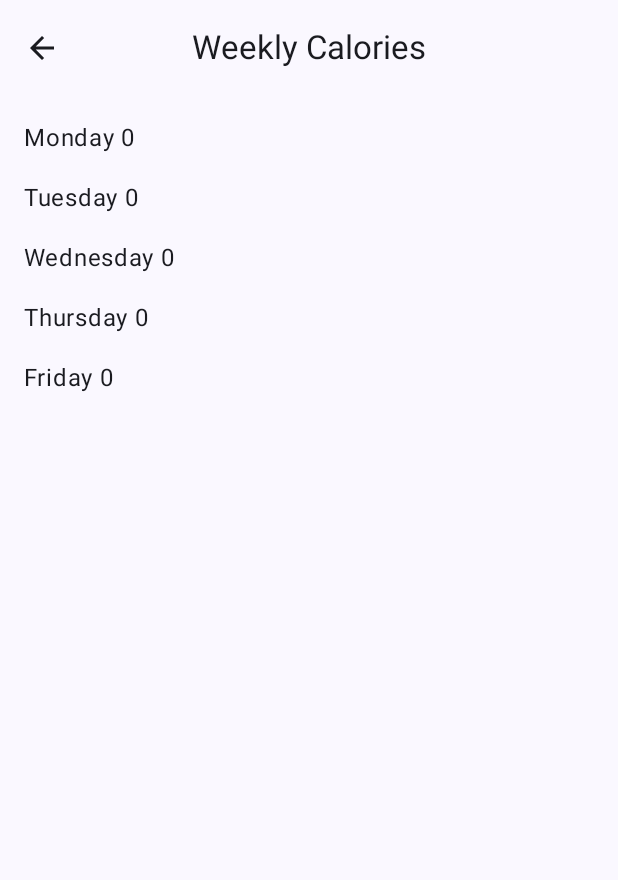
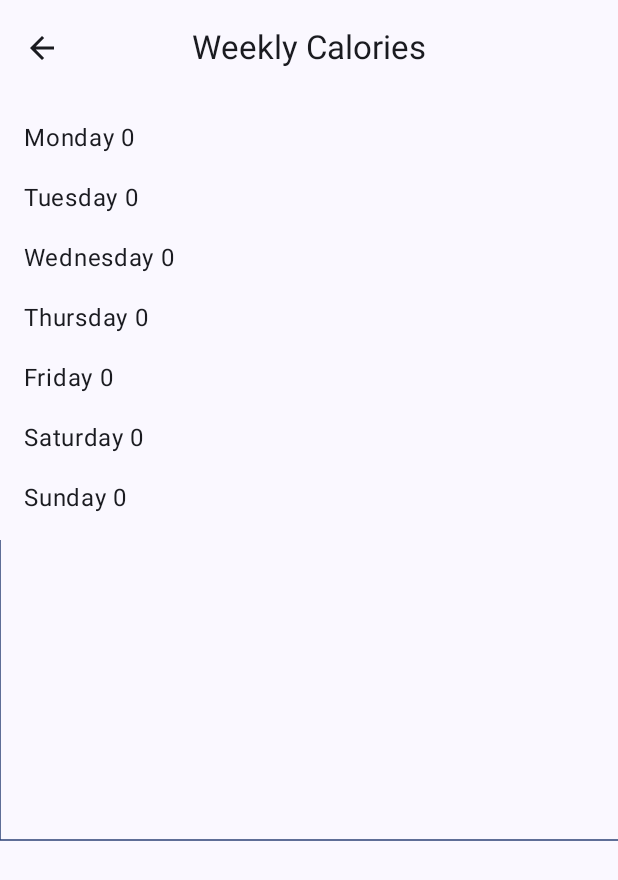
Before and after one commit to blahblahblah552/CalAndFast, an Android app built with Jetpack Compose: the WeeklyScreen screen opened through its navigation route, on a phone screen of 412 x 824 dp. Shown: the top 880 px of the screen. Run offline under Robolectric (Android 15) with nearby library versions, the phone set to English and light mode, and no system bars.

```diff
--- a/app/src/main/java/com/example/calandfast/ui/weeklyTotals/WeeklyScreen.kt
+++ b/app/src/main/java/com/example/calandfast/ui/weeklyTotals/WeeklyScreen.kt
@@ -1,21 +1,35 @@
 package com.example.calandfast.ui.weeklyTotals
 
+import androidx.compose.foundation.background
 import androidx.compose.foundation.layout.Arrangement
 import androidx.compose.foundation.layout.Column
+import androidx.compose.foundation.layout.Row
+import androidx.compose.foundation.layout.RowScope
+import androidx.compose.foundation.layout.Spacer
 import androidx.compose.foundation.layout.calculateEndPadding
 import androidx.compose.foundation.layout.calculateStartPadding
+import androidx.compose.foundation.layout.fillMaxWidth
+import androidx.compose.foundation.layout.height
 import androidx.compose.foundation.layout.padding
 import androidx.compose.foundation.rememberScrollState
 import androidx.compose.foundation.verticalScroll
 import androidx.compose.material3.ExperimentalMaterial3Api
+import androidx.compose.material3.MaterialTheme
 import androidx.compose.material3.Scaffold
 import androidx.compose.material3.Text
 import androidx.compose.runtime.Composable
 import androidx.compose.runtime.collectAsState
+import androidx.compose.runtime.remember
+import androidx.compose.ui.Alignment
 import androidx.compose.ui.Modifier
+import androidx.compose.ui.draw.drawBehind
+import androidx.compose.ui.geometry.Offset
+import androidx.compose.ui.platform.LocalDensity
 import androidx.compose.ui.platform.LocalLayoutDirection
 import androidx.compose.ui.res.dimensionResource
 import androidx.compose.ui.res.stringResource
+import androidx.compose.ui.unit.Dp
+import androidx.compose.ui.unit.dp
 import androidx.lifecycle.viewmodel.compose.viewModel
 import com.example.calandfast.InventoryTopAppBar
 import com.example.calandfast.R
@@ -48,6 +62,8 @@ fun WeeklyScreen(
 
         modifier = modifier,
     ) { innerPadding ->
+        Column {
+            Row {
                 WeeklyCalorieBody(
                     currentWeekCal,
                     modifier = Modifier
@@ -58,6 +74,15 @@ fun WeeklyScreen(
                         )
                         .verticalScroll(rememberScrollState())
                 )
+            }
+            Row {
+                val weekList = viewModel.mapToList(currentWeekCal)
+                BarChart(
+                    modifier,
+                    weekList
+                )
+            }
+        }
     }
 }
 
@@ -86,5 +111,76 @@ private fun WeeklyCalorieBody(
         Text(
             text= "Friday ${currentWeekCal.getOrDefault(DayOfWeek.FRIDAY,0)}"
         )
+        Text(
+            text= "Saturday ${currentWeekCal.getOrDefault(DayOfWeek.SATURDAY,0)}"
+        )
+        Text(
+            text= "Sunday ${currentWeekCal.getOrDefault(DayOfWeek.SUNDAY,0)}"
+        )
     }
 }
+private val defaultMaxHeight = 200.dp
+
+@Composable
+internal fun BarChart(
+    modifier: Modifier = Modifier,
+    values: List<Float>,
+    maxHeight: Dp = defaultMaxHeight
+) {
+    val borderColor = MaterialTheme.colorScheme.primary
+    val density = LocalDensity.current
+    val strokeWidth = with(density) { 1.dp.toPx() }
+
+    Row(
+        modifier = modifier.then(
+            Modifier
+                .fillMaxWidth()
+                .height(maxHeight)
+                .drawBehind {
+                    // draw X-Axis
+                    drawLine(
+                        color = borderColor,
+                        start = Offset(0f, size.height),
+                        end = Offset(size.width, size.height),
+                        strokeWidth = strokeWidth
+                    )
+                    // draw Y-Axis
+                    drawLine(
+                        color = borderColor,
+                        start = Offset(0f, 0f),
+                        end = Offset(0f, size.height),
+                        strokeWidth = strokeWidth
+                    )
+                }
+        ),
+        horizontalArrangement = Arrangement.SpaceBetween,
+        verticalAlignment = Alignment.Bottom
+    ) {
+
+        values.forEach { item ->
+            Bar(
+                value = item/100,
+                color = MaterialTheme.colorScheme.primary,
+                maxHeight = values.max().dp
+            )
+        }
+    }
+}
+
+@Composable
+private fun RowScope.Bar(
+    value: Float,
+    color: androidx.compose.ui.graphics.Color,
+    maxHeight: Dp
+) {
+
+    val itemHeight = remember(value) { value * maxHeight.value / 100 }
+
+    Spacer(
+        modifier = Modifier
+            .padding(horizontal = 5.dp)
+            .height(itemHeight.dp)
+            .weight(1f)
+            .background(color)
+    )
+}
--- a/app/src/main/java/com/example/calandfast/ui/weeklyTotals/WeeklyViewModel.kt
+++ b/app/src/main/java/com/example/calandfast/ui/weeklyTotals/WeeklyViewModel.kt
@@ -12,16 +12,25 @@ import java.time.DayOfWeek
 import java.time.Instant
 import java.time.LocalDateTime
 import java.time.ZoneId
+import java.time.ZoneOffset
+import java.time.temporal.TemporalAdjusters
 
-var WEEK = 604800000L
+var ZONE_OFFSET = 6176000L
 
 class WeeklyViewModel (
     itemsRepository: ConsumablesRepository,
 ) : ViewModel() {
-    private val weekdayMap = mutableMapOf<DayOfWeek, Int>()
+    private val weekdayMap = mutableMapOf<DayOfWeek, Int>(
+        DayOfWeek.MONDAY to 0,
+        DayOfWeek.TUESDAY to 0,
+        DayOfWeek.WEDNESDAY to 0,
+        DayOfWeek.THURSDAY to 0,
+        DayOfWeek.FRIDAY to 0,
+        DayOfWeek.SATURDAY to 0
+        )
 
     val uiState: StateFlow<WeeklyUiState> =
-        itemsRepository.getCurrentWeekConsumable(System.currentTimeMillis() - WEEK)
+        itemsRepository.getCurrentWeekConsumable(getThisWeekMondayMillis())
             .map { WeeklyUiState(it) }
             .stateIn(
                 scope = viewModelScope,
@@ -29,24 +38,32 @@ class WeeklyViewModel (
                 initialValue = WeeklyUiState()
             )
 
+    private fun getThisWeekMondayMillis(): Long {
+        val now = LocalDateTime.now()
+        val thisMonday = now.with(TemporalAdjusters.previousOrSame(DayOfWeek.MONDAY))
+        return thisMonday.toEpochSecond(ZoneOffset.UTC) * 1000L - ZONE_OFFSET
+    }
+
     companion object {
         private const val TIMEOUT_MILLIS = 5_000L
     }
 
     fun initThisWeek(items: List<Consumable>): Map<DayOfWeek,Int>{
-
-        var dayOfWeekCal = 0
-
         items.forEach { item ->
-            if (!weekdayMap.containsKey(dayOfWeekFromMillis(item.lastUsed))) {
-                dayOfWeekCal = 0
-            }
-            dayOfWeekCal += item.calories
-            weekdayMap[dayOfWeekFromMillis(item.lastUsed)] = dayOfWeekCal
+            weekdayMap[dayOfWeekFromMillis(item.lastUsed)] = weekdayMap[dayOfWeekFromMillis(item.lastUsed)]!! + item.calories
         }
         return weekdayMap
     }
+
+    fun mapToList(tempMap: Map<DayOfWeek,Int>):List<Float>{
+        val tempList: MutableList<Float> = mutableListOf()
+        tempMap.forEach{ (_, value) ->
+            tempList.add(value.toFloat())
+        }
+        return tempList
+    }
 }
+
 
 private fun dayOfWeekFromMillis(millis: Long, zoneId: ZoneId = ZoneId.systemDefault()): DayOfWeek {
     val instant = Instant.ofEpochMilli(millis)
```
Also changed, not shown: app/src/main/java/com/example/calandfast/ui/consumable/ConsumableDetailsScreen.kt (+51 -19 lines), app/src/main/java/com/example/calandfast/ui/consumable/ConsumableDetailsViewModel.kt (+13 -2 lines). Lines whose indentation alone changed are shown as unchanged.
